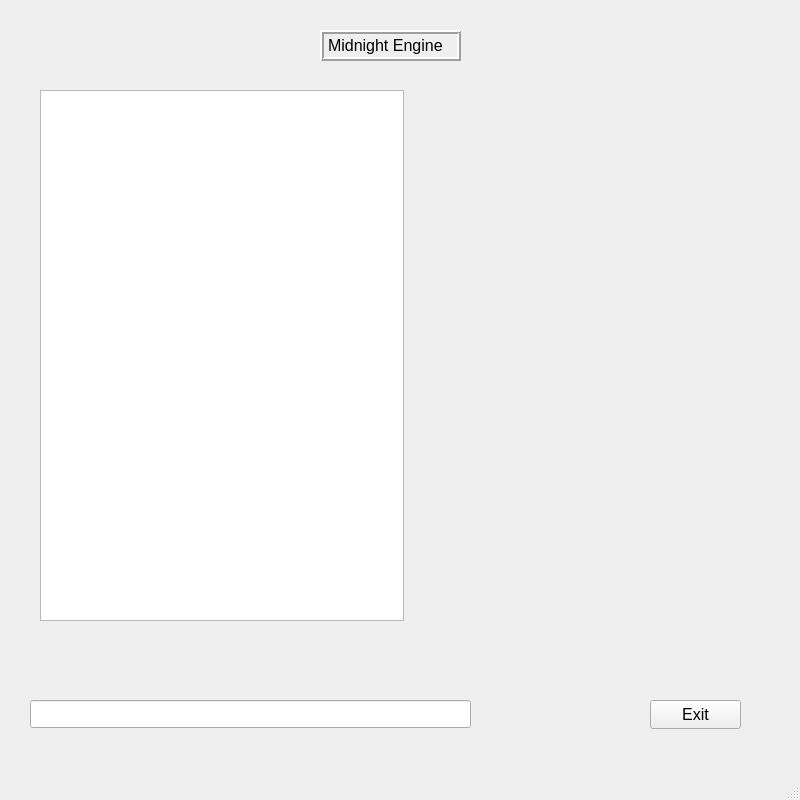
This is Amazing_Dev/source/appCore/applicationwindow.ui in FrazorBladezSharp/Rhana as Qt 5 draws it before an edit. The edited form follows.
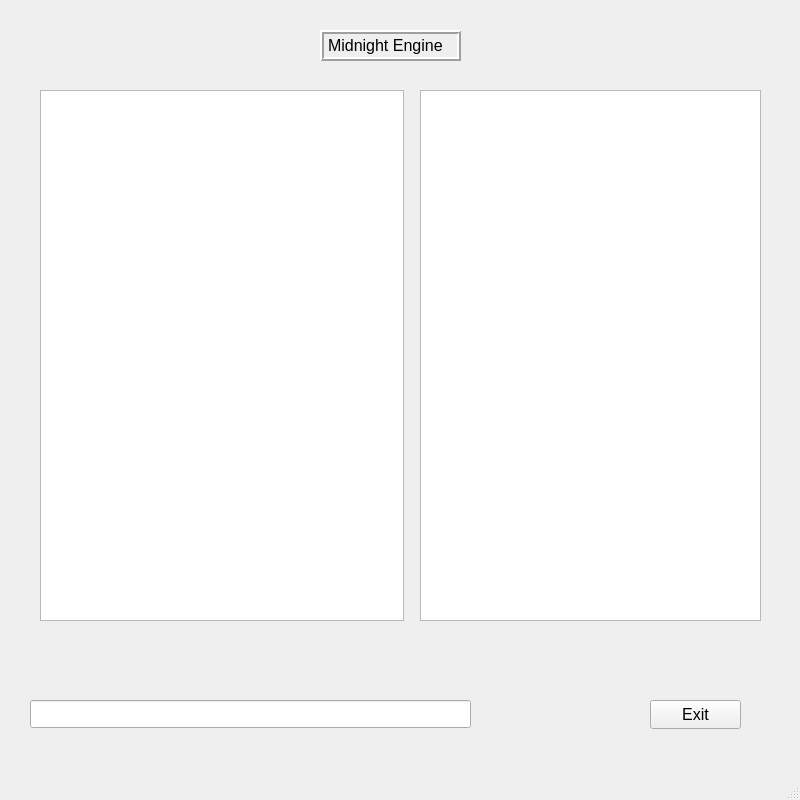
This is the edited form. Custom widgets are drawn as their Qt base class.

Commit message:
Game started :
New Text display area on ui.

The edit to the form file:
```diff
--- a/Amazing_Dev/source/appCore/applicationwindow.ui
+++ b/Amazing_Dev/source/appCore/applicationwindow.ui
@@ -600,6 +600,16 @@
        <string>Midnight Engine</string>
       </property>
      </widget>
+     <widget class="QPlainTextEdit" name="maze_display">
+      <property name="geometry">
+       <rect>
+        <x>410</x>
+        <y>80</y>
+        <width>341</width>
+        <height>531</height>
+       </rect>
+      </property>
+     </widget>
     </widget>
    </widget>
   </widget>
```
The commit also changes 1 other file.
